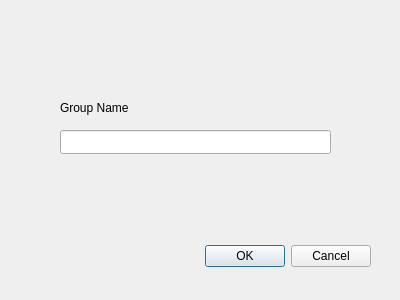
tylerchanner/2023_20451427, file Worksheet7/Qt_VTK/newgroupdialog.ui: the form before one commit.
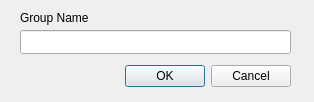
The form after the commit.

What changed in the file:
```diff
--- a/Worksheet7/Qt_VTK/newgroupdialog.ui
+++ b/Worksheet7/Qt_VTK/newgroupdialog.ui
@@ -6,8 +6,8 @@
    <rect>
     <x>0</x>
     <y>0</y>
-    <width>400</width>
-    <height>300</height>
+    <width>314</width>
+    <height>102</height>
    </rect>
   </property>
   <property name="contextMenuPolicy">
@@ -19,8 +19,8 @@
   <widget class="QDialogButtonBox" name="buttonBox">
    <property name="geometry">
     <rect>
-     <x>30</x>
-     <y>240</y>
+     <x>-50</x>
+     <y>60</y>
      <width>341</width>
      <height>32</height>
     </rect>
@@ -35,8 +35,8 @@
   <widget class="QLabel" name="label">
    <property name="geometry">
     <rect>
-     <x>60</x>
-     <y>100</y>
+     <x>20</x>
+     <y>10</y>
      <width>91</width>
      <height>16</height>
     </rect>
@@ -48,8 +48,8 @@
   <widget class="QLineEdit" name="lineEdit">
    <property name="geometry">
     <rect>
-     <x>60</x>
-     <y>130</y>
+     <x>20</x>
+     <y>30</y>
      <width>271</width>
      <height>24</height>
     </rect>
```
